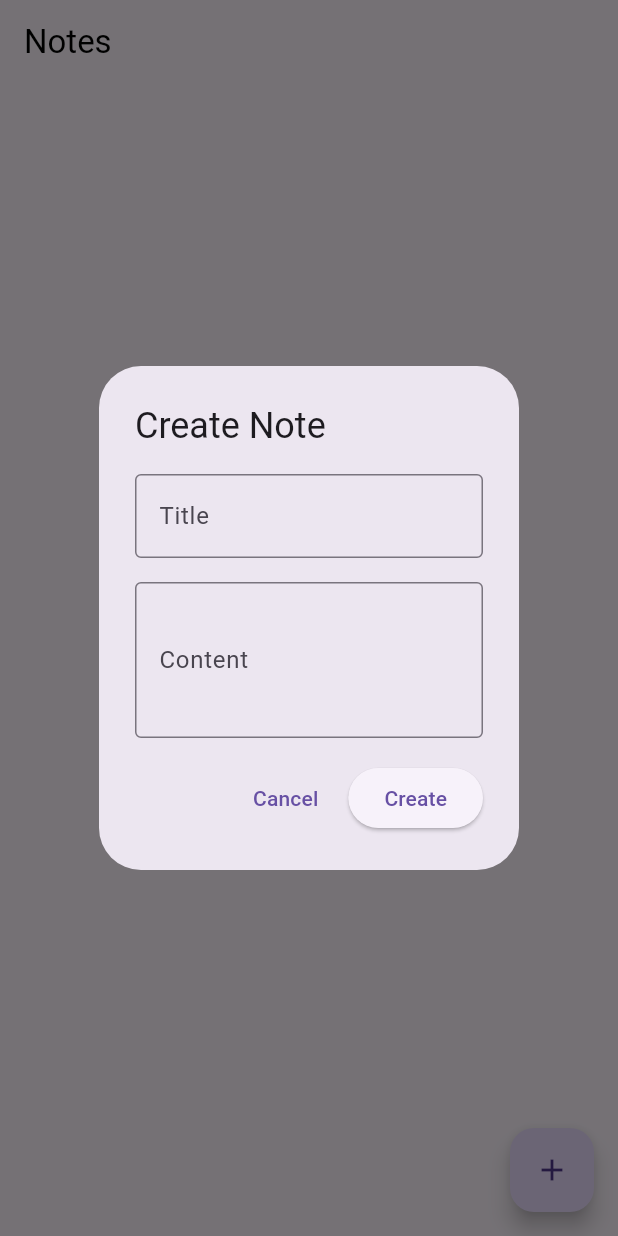
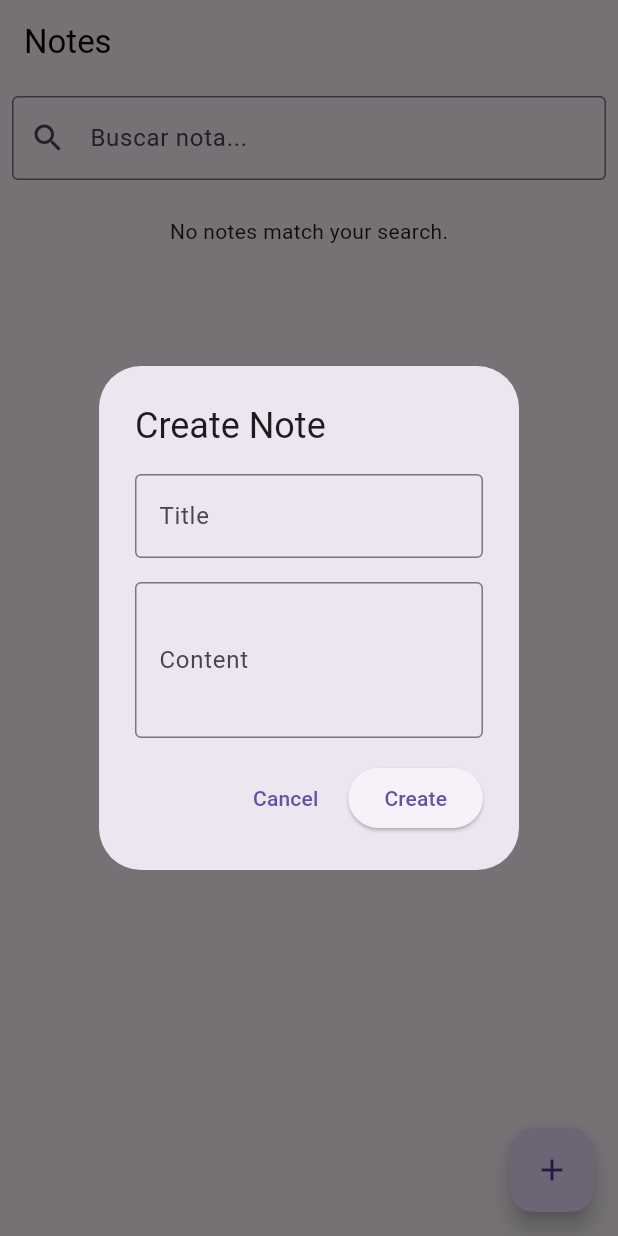
Before and after one commit to vannessadac-code/notas, a Flutter app: the screen it shows after launch, after a tap on the "add" icon, on a phone screen of 412 x 824 dp. Run offline on Flutter 3.47's test engine with Material 3 defaults, Android fonts, the phone set to English and light mode, and no system bars; our stand-ins replace flutter_layout_grid, sqflite; accounts and stored records are empty.

Commit message:
Implementar filtro de busqueda

```diff
--- a/lib/features/notes/presentation/notifiers/notes_notifier.dart
+++ b/lib/features/notes/presentation/notifiers/notes_notifier.dart
@@ -1,4 +1,5 @@
 import 'package:flutter/foundation.dart';
+import 'package:flutter/material.dart';
 import 'package:notesapp/features/notes/domain/entities/note.dart';
 import 'package:notesapp/features/notes/domain/usecases/create_note_use_case.dart';
 import 'package:notesapp/features/notes/domain/usecases/delete_note_use_case.dart';
@@ -108,4 +109,12 @@ class NotesNotifier extends ChangeNotifier {
     _error = null;
     notifyListeners();
   }
+
+  Future<void> searchNotes(String query) async {
+    Map<String, dynamic> filters = {};
+    if (query.isNotEmpty) {
+      filters['title'] = query;
+    }
+    await loadNotes(filters: filters);
+  }
 }
--- a/lib/features/notes/presentation/screens/notes_screen.dart
+++ b/lib/features/notes/presentation/screens/notes_screen.dart
@@ -3,6 +3,7 @@ import 'package:flutter_layout_grid/flutter_layout_grid.dart';
 import 'package:notesapp/features/notes/presentation/notifiers/notes_notifier.dart';
 import 'package:notesapp/features/notes/presentation/widgets/delete_dialog.dart';
 import 'package:notesapp/features/notes/presentation/widgets/note_form.dart';
+import 'package:notesapp/shared/widgets/text_field_widget.dart';
 import 'package:provider/provider.dart';
 import 'package:notesapp/features/notes/presentation/screens/note_details_screen.dart';
 
@@ -14,6 +15,8 @@ class NotesScreen extends StatefulWidget {
 }
 
 class _NotesScreenState extends State<NotesScreen> {
+  late final TextEditingController _searchController;
+
   @override
   void initState() {
     super.initState();
@@ -21,12 +24,12 @@ class _NotesScreenState extends State<NotesScreen> {
     WidgetsBinding.instance.addPostFrameCallback((_) {
       context.read<NotesNotifier>().loadNotes();
     });
+    _searchController = TextEditingController();
   }
 
   String _formatDate(DateTime dateTime) {
     final now = DateTime.now();
     final difference = now.difference(dateTime);
-
     if (difference.inDays == 0) {
       if (difference.inHours == 0) {
         if (difference.inMinutes < 1) {
@@ -125,13 +128,27 @@ class _NotesScreenState extends State<NotesScreen> {
             );
           }
 
-          if (notifier.notes.isEmpty) {
-            return const Center(
-              child: Text('No notes yet. Tap + to create one!'),
-            );
-          }
-
-          return LayoutGrid(
+          return Column(
+            mainAxisSize: .max,
+            children: [
+              Padding(
+                padding: const EdgeInsets.all(8.0),
+                child: TextFieldWidget(
+                  hintText: "Buscar nota...",
+                  controller: _searchController,
+                  prefixIcon: const Icon(Icons.search),
+                  onChanged: (value) {
+                    notifier.searchNotes(value);
+                  },
+                ),
+              ),
+              if (notifier.notes.isEmpty) ...[
+                const Padding(
+                  padding: EdgeInsets.all(16.0),
+                  child: Text('No notes match your search.'),
+                ),
+              ] else ...[
+                LayoutGrid(
                   columnSizes: [1.fr, 1.fr],
                   rowSizes: List.generate(
                     (notifier.notes.length + 1) ~/ 2,
@@ -187,7 +204,9 @@ class _NotesScreenState extends State<NotesScreen> {
                                         ),
                                         if (note.isPinned)
                                           Padding(
-                                      padding: const EdgeInsets.only(left: 8),
+                                            padding: const EdgeInsets.only(
+                                              left: 8,
+                                            ),
                                             child: Icon(
                                               Icons.push_pin,
                                               color: Colors.blue.shade600,
@@ -208,7 +227,9 @@ class _NotesScreenState extends State<NotesScreen> {
                                             } else if (value == 'delete') {
                                               handleDelete(
                                                 context,
-                                          () => notifier.deleteNote(note.id!),
+                                                () => notifier.deleteNote(
+                                                  note.id!,
+                                                ),
                                               );
                                             }
                                           },
@@ -221,7 +242,9 @@ class _NotesScreenState extends State<NotesScreen> {
                                                       Icon(
                                                         Icons.edit_outlined,
                                                         size: 18,
-                                                  color: Colors.orange.shade600,
+                                                        color: Colors
+                                                            .orange
+                                                            .shade600,
                                                       ),
                                                       const SizedBox(width: 12),
                                                       const Text('Edit'),
@@ -236,9 +259,12 @@ class _NotesScreenState extends State<NotesScreen> {
                                                       Icon(
                                                         note.isPinned
                                                             ? Icons.push_pin
-                                                      : Icons.push_pin_outlined,
+                                                            : Icons
+                                                                  .push_pin_outlined,
                                                         size: 18,
-                                                  color: Colors.blue.shade600,
+                                                        color: Colors
+                                                            .blue
+                                                            .shade600,
                                                       ),
                                                       const SizedBox(width: 12),
                                                       Text(
@@ -257,7 +283,8 @@ class _NotesScreenState extends State<NotesScreen> {
                                                       Icon(
                                                         Icons.delete_outline,
                                                         size: 18,
-                                                  color: Colors.red.shade600,
+                                                        color:
+                                                            Colors.red.shade600,
                                                       ),
                                                       const SizedBox(width: 12),
                                                       const Text('Delete'),
@@ -301,6 +328,9 @@ class _NotesScreenState extends State<NotesScreen> {
                       ),
                     );
                   }).toList(),
+                ),
+              ],
+            ],
           );
         },
       ),
--- a/lib/features/notes/presentation/widgets/note_form.dart
+++ b/lib/features/notes/presentation/widgets/note_form.dart
@@ -50,7 +50,7 @@ class _NoteFormState extends State<NoteForm> {
         children: [
           TextFieldWidget(
             controller: _titleController,
-            hintText: 'Title',
+            labelText: 'Title',
             validator: (value) {
               if (value == null || value.isEmpty) {
                 return "El título es requerido";
@@ -61,7 +61,7 @@ class _NoteFormState extends State<NoteForm> {
           const SizedBox(height: 16),
           TextFieldWidget(
             controller: _contentController,
-            hintText: 'Content',
+            labelText: 'Content',
             maxLines: 3,
           ),
           const SizedBox(height: 16),
--- a/lib/shared/widgets/text_field_widget.dart
+++ b/lib/shared/widgets/text_field_widget.dart
@@ -6,6 +6,9 @@ class TextFieldWidget extends StatelessWidget {
   final TextInputType? keyboardType;
   final int? maxLines;
   final String? Function(String?)? validator;
+  final String? labelText;
+  final Widget? prefixIcon;
+  final void Function(String)? onChanged;
 
   const TextFieldWidget({
     super.key,
@@ -13,7 +16,10 @@ class TextFieldWidget extends StatelessWidget {
     this.hintText,
     this.keyboardType,
     this.maxLines,
-    this.validator
+    this.validator,
+    this.labelText,
+    this.prefixIcon,
+    this.onChanged,
   });
 
   @override
@@ -22,9 +28,12 @@ class TextFieldWidget extends StatelessWidget {
       controller: controller,
       keyboardType: keyboardType,
       maxLines: maxLines,
+      onChanged: onChanged,
       decoration: InputDecoration(
-        labelText: hintText,
+        labelText: labelText,
+        hintText: hintText,
         border: const OutlineInputBorder(),
+        prefixIcon: prefixIcon,
       ),
       validator: validator,
     );
```
Lines whose indentation alone changed are shown as unchanged.
